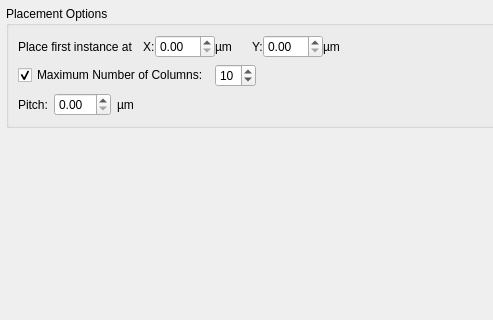
The window that pymacros/klayout_netlist_importer/NetlistImportConfig_LayoutPage.ui (iic-jku/klayout-netlist-import) describes before a commit, drawn with Qt 5; both pictures show x 0 to 493 and y 0 to 320 of the 805 by 617 pixel window.
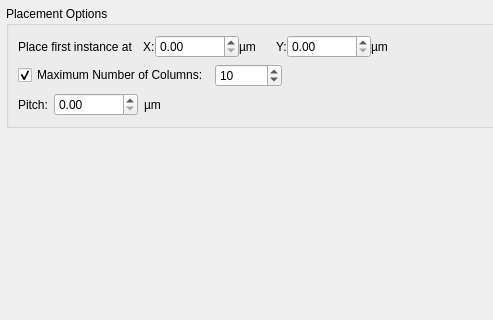
The same window after the commit.

Commit message: Allow larger layout page float values

```diff
--- a/pymacros/klayout_netlist_importer/NetlistImportConfig_LayoutPage.ui
+++ b/pymacros/klayout_netlist_importer/NetlistImportConfig_LayoutPage.ui
@@ -98,6 +98,9 @@
               <height>0</height>
              </size>
             </property>
+            <property name="maximum">
+             <double>999999999.899999976158142</double>
+            </property>
            </widget>
           </item>
           <item>
@@ -138,6 +141,9 @@
               <height>0</height>
              </size>
             </property>
+            <property name="maximum">
+             <double>999999999.899999976158142</double>
+            </property>
            </widget>
           </item>
           <item>
@@ -179,6 +185,9 @@
             <property name="minimum">
              <number>1</number>
             </property>
+            <property name="maximum">
+             <number>999999</number>
+            </property>
             <property name="value">
              <number>10</number>
             </property>
@@ -209,7 +218,11 @@
            </widget>
           </item>
           <item>
-           <widget class="QDoubleSpinBox" name="pitch_sb"/>
+           <widget class="QDoubleSpinBox" name="pitch_sb">
+            <property name="maximum">
+             <double>999999999.899999976158142</double>
+            </property>
+           </widget>
           </item>
           <item>
            <widget class="QLabel" name="label">
```
